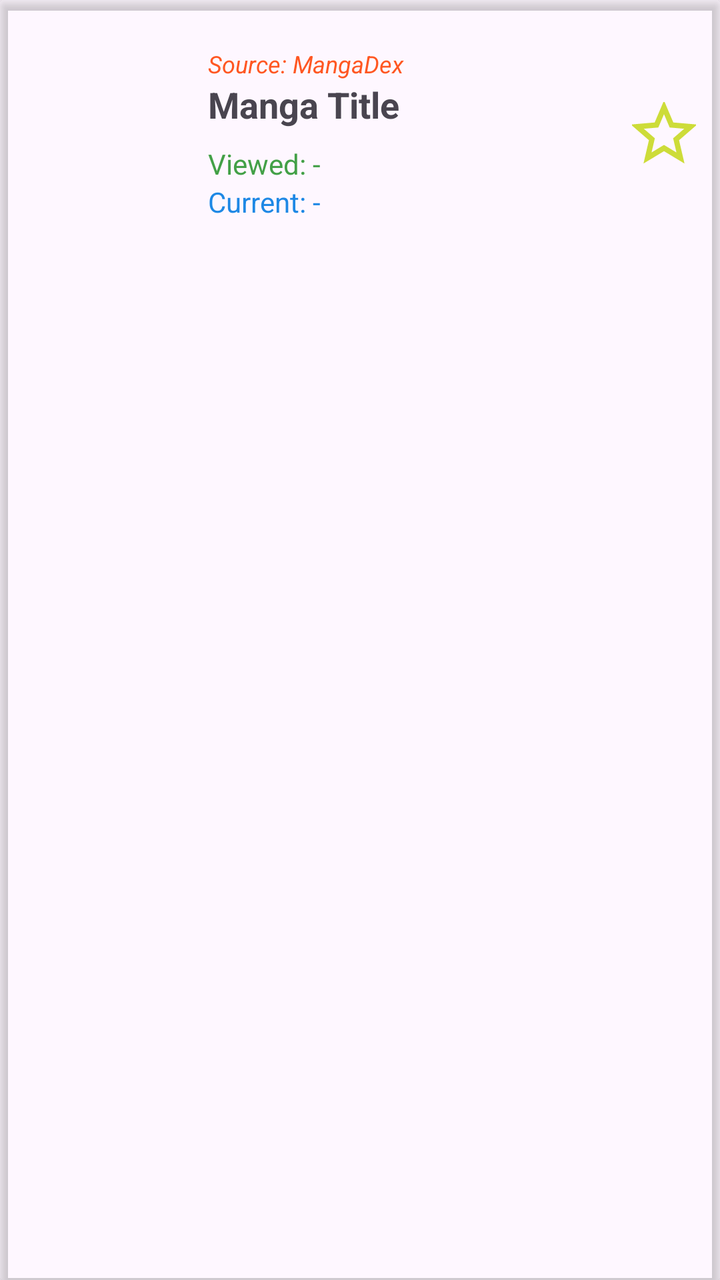
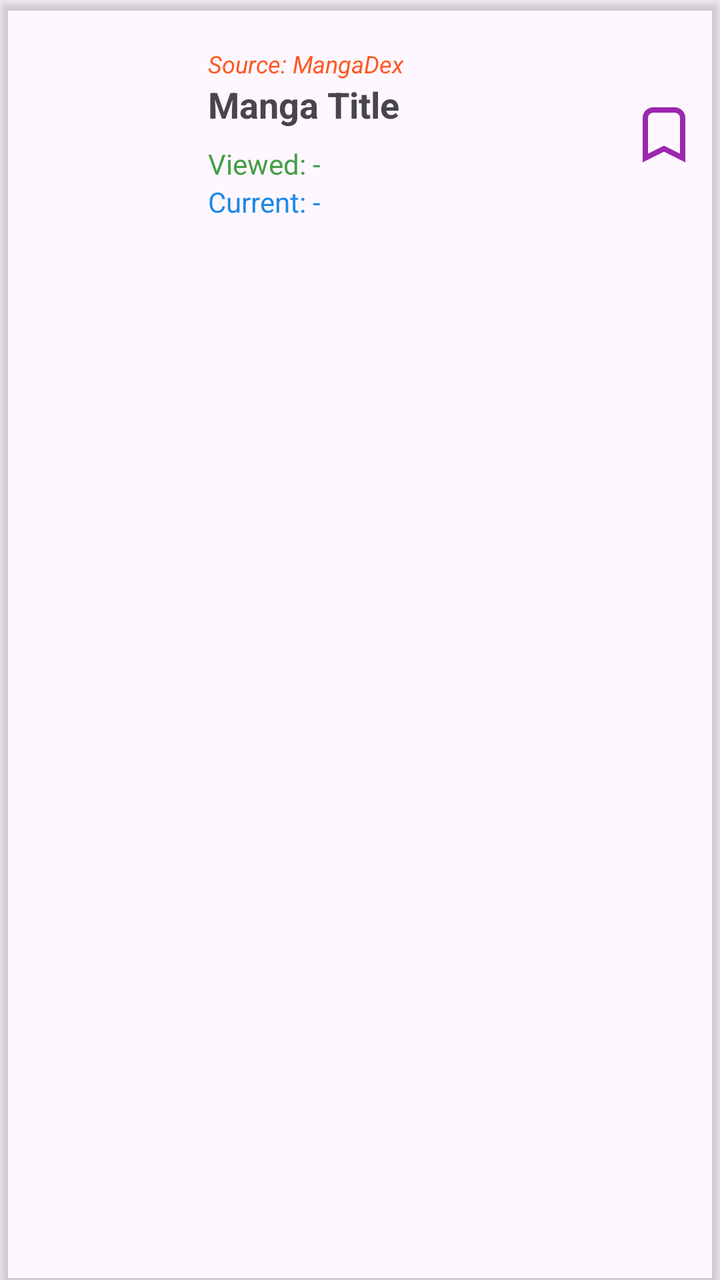

Compare the two renders of this Android layout. The source of the first and the diff that turns it into the second are given below.
<!-- AndroidManifest.xml: application theme Theme.MangaV5 -->
<!-- res/layout/activity_bookmark_item.xml -->
<androidx.cardview.widget.CardView
    xmlns:android="http://schemas.android.com/apk/res/android"
    xmlns:app="http://schemas.android.com/apk/res-auto"
    android:layout_width="match_parent"
    android:layout_height="wrap_content"
    android:layout_margin="8dp"
    app:cardElevation="3dp"
    app:cardBackgroundColor="@android:color/transparent">

    <LinearLayout
        android:layout_width="match_parent"
        android:layout_height="wrap_content"
        android:padding="12dp"
        android:orientation="horizontal"
        android:gravity="center_vertical"
        android:background="@android:color/transparent">

        
        <ImageView
            android:id="@+id/mangaCoverImage"
            android:layout_width="80dp"
            android:layout_height="110dp"
            android:scaleType="centerCrop"
            android:contentDescription="" />

        <LinearLayout
            android:layout_width="0dp"
            android:layout_height="wrap_content"
            android:layout_weight="1"
            android:orientation="vertical"
            android:layout_marginStart="12dp">

            
            <TextView
                android:id="@+id/mangaSource"
                android:layout_width="match_parent"
                android:layout_height="wrap_content"
                android:text="Source: MangaDex"
                android:textSize="12sp"
                android:textColor="#FF5722"
                android:textStyle="italic"
                android:maxLines="1"
                android:ellipsize="end"/>

            
            <TextView
                android:id="@+id/mangaTitle"
                android:layout_width="match_parent"
                android:layout_height="wrap_content"
                android:text="Manga Title"
                android:textSize="18sp"
                android:textStyle="bold"
                android:maxLines="1"
                android:ellipsize="end" />

            
            <LinearLayout
                android:layout_width="match_parent"
                android:layout_height="wrap_content"
                android:orientation="vertical"
                android:layout_marginTop="8dp">

                <TextView
                    android:id="@+id/viewedChapter"
                    android:layout_width="match_parent"
                    android:layout_height="wrap_content"
                    android:text="Viewed: -"
                    android:textSize="14sp"
                    android:textColor="#43A047"
                    android:clickable="true"
                    android:focusable="true"
                    android:ellipsize="end"
                    android:maxLines="1" />

                <TextView
                    android:id="@+id/currentChapter"
                    android:layout_width="match_parent"
                    android:layout_height="wrap_content"
                    android:text="Current: -"
                    android:textSize="14sp"
                    android:textColor="#1E88E5"
                    android:clickable="true"
                    android:focusable="true"
                    android:ellipsize="end"
                    android:maxLines="1" />

            </LinearLayout>

        </LinearLayout>

        
        <ImageView
            android:id="@+id/bookmarkStar"
            android:layout_width="32dp"
            android:layout_height="32dp"
            android:layout_marginStart="12dp"
            android:contentDescription="Bookmark"
            android:src="@drawable/ic_star_border"
            android:clickable="true"
            android:focusable="true" />

    </LinearLayout>

    <androidx.cardview.widget.CardView
        android:layout_width="match_parent"
        android:layout_height="wrap_content"
        android:layout_margin="8dp"
        app:cardCornerRadius="8dp"
        android:id="@+id/mangaBlurCard">
    </androidx.cardview.widget.CardView>
</androidx.cardview.widget.CardView>
<!-- resources referenced by this layout -->
<resources>
  <!-- drawable ic_star_border (drawable) -->
  <vector xmlns:android="http://schemas.android.com/apk/res/android"
      android:width="24dp"
      android:height="24dp"
      android:viewportWidth="24"
      android:viewportHeight="24">
  
      <path
          android:fillColor="#FF000000"
          android:pathData="M22,9.24l-7.19,-0.62L12,2 9.19,8.62 2,9.24 7.46,13.97 5.82,21 12,17.27 18.18,21 16.54,13.97z"
          android:fillAlpha="0"
          android:strokeColor="#CDDC39"
          android:strokeWidth="2"/>
  </vector>
  <style name="Theme.MangaV5" parent="Theme.MaterialComponents.DayNight.DarkActionBar">
          
          <item name="colorPrimary">@color/purple_500</item>
          <item name="colorPrimaryVariant">@color/purple_700</item>
          <item name="colorOnPrimary">@color/white</item>
          
          <item name="colorSecondary">@color/teal_200</item>
          <item name="colorSecondaryVariant">@color/teal_700</item>
          <item name="colorOnSecondary">@color/black</item>
          
          <item name="android:statusBarColor">?attr/colorPrimaryVariant</item>
          
      </style>
  <color name="purple_500">#FF6200EE</color>
  <color name="purple_700">#FF3700B3</color>
  <color name="white">#FFFFFFFF</color>
  <color name="teal_200">#FF03DAC5</color>
  <color name="teal_700">#FF018786</color>
  <color name="black">#FF000000</color>
</resources>

<!-- the commit's change to res/layout/activity_bookmark_item.xml (unified diff, before → after) -->
@@ -95,7 +95,7 @@
             android:layout_height="32dp"
             android:layout_marginStart="12dp"
             android:contentDescription="Bookmark"
-            android:src="@drawable/ic_star_border"
+            android:src="@drawable/ic_bookmark_border"
             android:clickable="true"
             android:focusable="true" />
 
<!-- resource entries referenced after the edit -->
@@ -1,6 +1,6 @@
 <!-- resources referenced by this layout -->
 <resources>
-  <!-- drawable ic_star_border (drawable) -->
+  <!-- drawable ic_bookmark_border (drawable) -->
   <vector xmlns:android="http://schemas.android.com/apk/res/android"
       android:width="24dp"
       android:height="24dp"
@@ -8,11 +8,10 @@
       android:viewportHeight="24">
   
       <path
-          android:fillColor="#FF000000"
-          android:pathData="M22,9.24l-7.19,-0.62L12,2 9.19,8.62 2,9.24 7.46,13.97 5.82,21 12,17.27 18.18,21 16.54,13.97z"
-          android:fillAlpha="0"
-          android:strokeColor="#CDDC39"
-          android:strokeWidth="2"/>
+          android:fillColor="#00000000"
+          android:strokeColor="#9C27B0"
+          android:strokeWidth="2"
+          android:pathData="M8,3h8c1.7,0 3,1.3 3,3v15l-7,-3.5L5,21V6c0,-1.7 1.3,-3 3,-3z"/>
   </vector>
   <style name="Theme.MangaV5" parent="Theme.MaterialComponents.DayNight.DarkActionBar">
           
